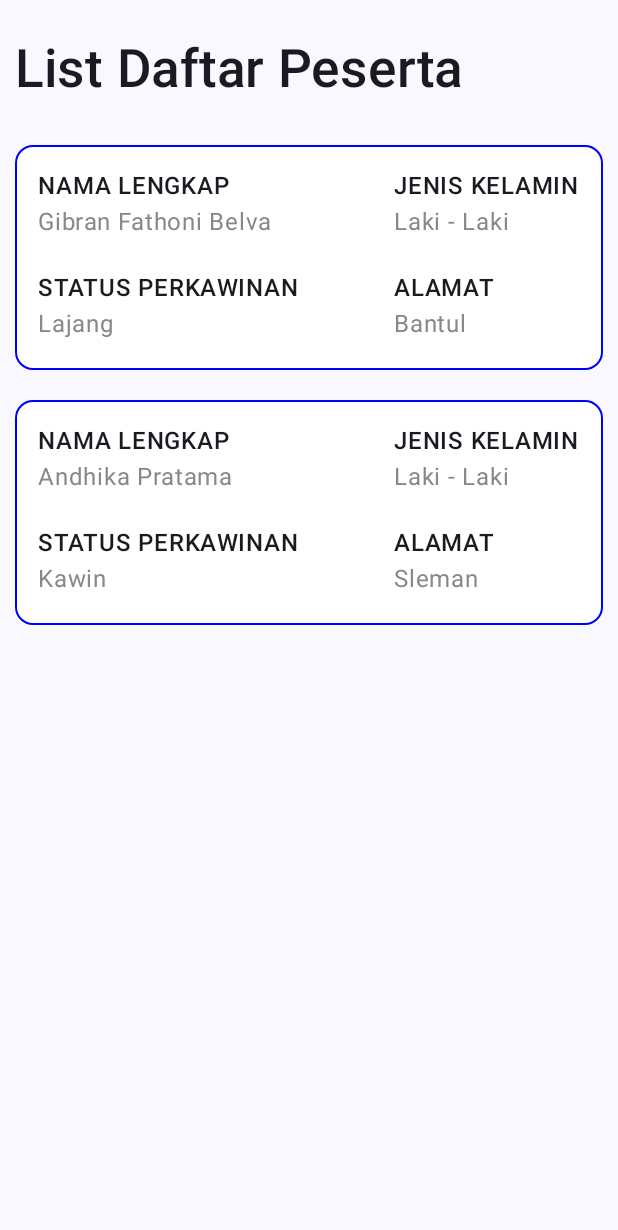
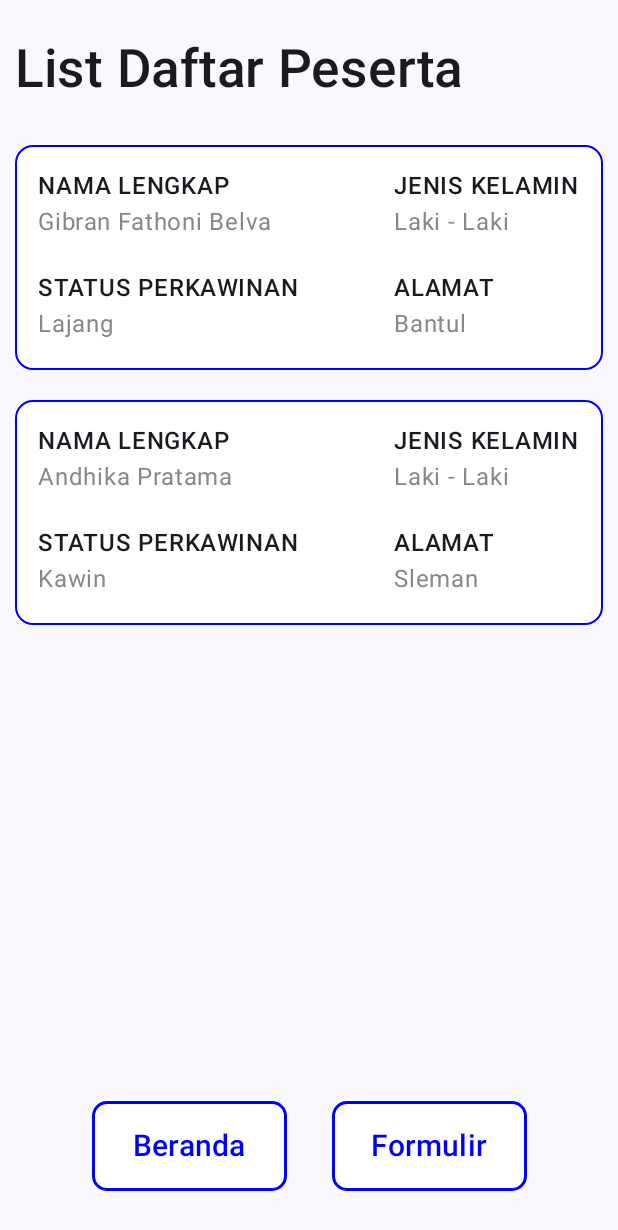
Before and after one commit to thekill022/QuestNavigasiTugas_174, an Android app built with Jetpack Compose: the screen it shows after launch (MainActivity), on a phone screen of 412 x 824 dp. Shown: the top 1230 px of the screen. Run offline under Robolectric (Android 15) with nearby library versions, the phone set to English and light mode, and no system bars.

Commit message:
menambahkan button untuk navigasi ke beranda dan formulir

```diff
--- a/app/src/main/java/com/example/myapplication/view/displaydata.kt
+++ b/app/src/main/java/com/example/myapplication/view/displaydata.kt
@@ -5,13 +5,21 @@ import androidx.compose.foundation.border
 import androidx.compose.foundation.layout.Arrangement
 import androidx.compose.foundation.layout.Column
 import androidx.compose.foundation.layout.Row
+import androidx.compose.foundation.layout.Spacer
+import androidx.compose.foundation.layout.fillMaxSize
 import androidx.compose.foundation.layout.fillMaxWidth
 import androidx.compose.foundation.layout.height
 import androidx.compose.foundation.layout.padding
+import androidx.compose.foundation.layout.width
+import androidx.compose.foundation.shape.RoundedCornerShape
+import androidx.compose.material3.Button
+import androidx.compose.material3.ButtonColors
+import androidx.compose.material3.ButtonDefaults
 import androidx.compose.material3.Card
 import androidx.compose.material3.CardDefaults
 import androidx.compose.material3.Text
 import androidx.compose.runtime.Composable
+import androidx.compose.ui.Alignment
 import androidx.compose.ui.Modifier
 import androidx.compose.ui.graphics.Color
 import androidx.compose.ui.text.font.FontWeight
@@ -76,6 +84,41 @@ fun DisplayData(modifier : Modifier) {
             }
         }
 
+        Row(
+            modifier = Modifier.fillMaxSize(),
+            verticalAlignment = Alignment.Bottom,
+            horizontalArrangement = Arrangement.Center
+        ) {
+
+            Button(onClick = { /*TODO*/ },
+                modifier = Modifier
+                    .padding(bottom = 30.dp)
+                    .width(130.dp)
+                    .height(60.dp),
+                colors = ButtonDefaults.buttonColors(
+                    containerColor = Color.White
+                ),
+                shape = RoundedCornerShape(10.dp),
+                border = BorderStroke(2.dp, Color.Blue)
+            ) {
+                Text(text = "Beranda", color = Color.Blue, fontSize = 20.sp)
+            }
+            Spacer(modifier = Modifier.width(30.dp))
+            Button(onClick = { /*TODO*/ },
+                modifier = Modifier
+                    .padding(bottom = 30.dp)
+                    .width(130.dp)
+                    .height(60.dp),
+                colors = ButtonDefaults.buttonColors(
+                    containerColor = Color.White
+                ),
+                shape = RoundedCornerShape(10.dp),
+                border = BorderStroke(2.dp, Color.Blue)
+            ) {
+                Text(text = "Formulir", color = Color.Blue, fontSize = 20.sp)
+            }
+        }
+
     }
 
 }
```
